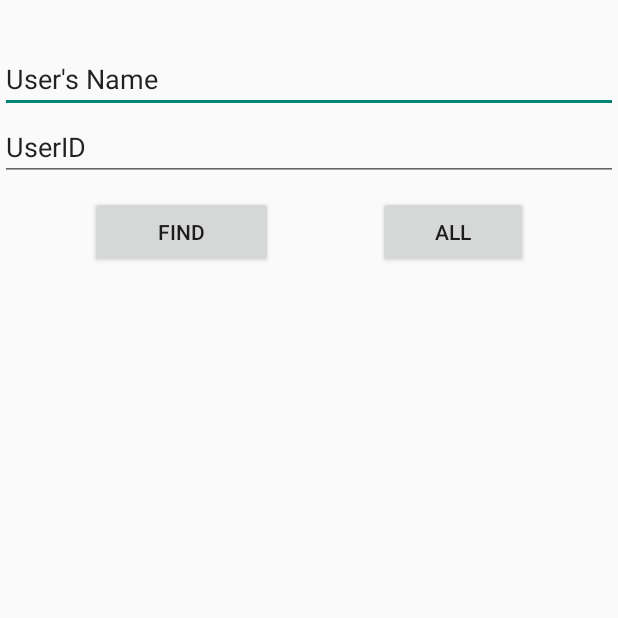
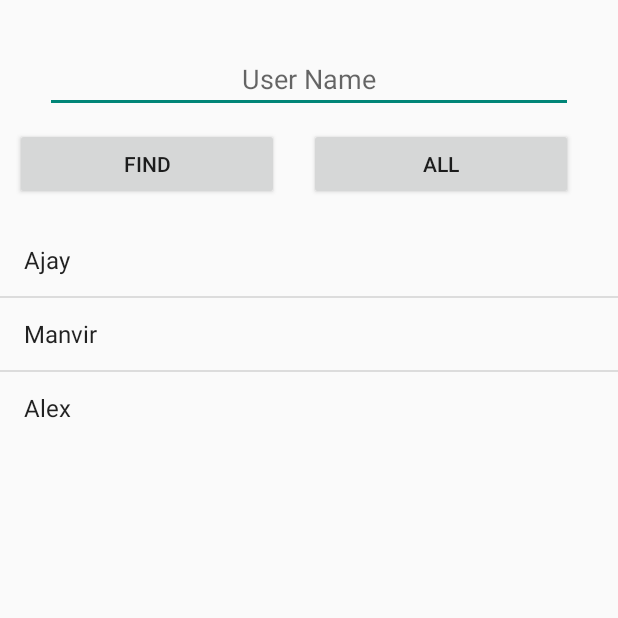
Before and after one commit to A-Steeves/SEG2105-TermProject, an Android app: the fragment AdminFragment2 shown on its own in the app's theme, on a phone screen of 412 x 824 dp, the top half of it. Run offline under Robolectric (Android 15) with nearby library versions, the phone set to English and light mode, and no system bars.

Commit message:
Added simple listview to user page (#3)

```diff
--- a/app/src/main/java/com/example/lab3/AdminFragment2.java
+++ b/app/src/main/java/com/example/lab3/AdminFragment2.java
@@ -4,22 +4,25 @@ import android.os.Bundle;
 import android.view.LayoutInflater;
 import android.view.View;
 import android.view.ViewGroup;
+import android.widget.ArrayAdapter;
+import android.widget.ListView;
 
 import androidx.annotation.Nullable;
 import androidx.fragment.app.Fragment;
 
 public class AdminFragment2 extends Fragment {
-
+ListView listView;
     @Nullable
     @org.jetbrains.annotations.Nullable
     @Override
     public View onCreateView(LayoutInflater inflater, ViewGroup container, Bundle savedInstanceState) {
-        //recyclerView = recyclerView.findViewById(R.id.recycle);
-        //listView = listView.findViewById(R.id.listview);
         View v = inflater.inflate(R.layout.fragment_admin2,container,false);
-        //View v = inflater.inflate(R.layout.list_items,container,false);
+        listView = v.findViewById(R.id.listviewUser);
 
-        //setAdapter();
+        String[] display = {"Ajay", "Manvir", "Alex"};
+        ArrayAdapter<String> listViewAdapter = new ArrayAdapter<String>(getActivity(), android.R.layout.simple_list_item_1,display);
+        listView.setAdapter(listViewAdapter);
+        //listView.setAdapter(adapter);
         return v;
     }
 
--- a/app/src/main/res/layout/fragment_admin2.xml
+++ b/app/src/main/res/layout/fragment_admin2.xml
@@ -1,5 +1,5 @@
 <?xml version="1.0" encoding="utf-8"?>
-<androidx.appcompat.widget.LinearLayoutCompat xmlns:android="http://schemas.android.com/apk/res/android"
+<RelativeLayout xmlns:android="http://schemas.android.com/apk/res/android"
     xmlns:tools="http://schemas.android.com/tools"
     android:layout_width="match_parent"
     android:orientation="vertical"
@@ -12,46 +12,46 @@
         android:orientation="vertical">
 
         <EditText
-            android:id="@+id/editTextTextPersonName"
-            android:layout_marginTop="30dp"
+            android:id="@+id/UserName"
             android:layout_width="match_parent"
             android:layout_height="wrap_content"
-            android:ems="10"
-            android:inputType="textPersonName"
-            android:text="User's Name" />
-
-        <EditText
-            android:id="@+id/editTextTextPersonName2"
-            android:layout_width="match_parent"
-            android:layout_height="wrap_content"
-            android:ems="10"
-            android:inputType="textPersonName"
-            android:text="UserID" />
+            android:layout_marginLeft="30dp"
+            android:layout_marginTop="30dp"
+            android:layout_marginRight="30dp"
+            android:gravity="center"
+            android:hint="User Name" />
 
         <LinearLayout
             android:layout_width="match_parent"
-            android:layout_height="match_parent"
+            android:layout_height="74dp"
             android:orientation="horizontal">
 
             <Button
-                android:id="@+id/Find"
-                android:layout_width="10dp"
+                android:id="@+id/FindUser"
+                android:layout_width="wrap_content"
                 android:layout_height="wrap_content"
-                android:layout_marginLeft="60dp"
+                android:layout_marginLeft="10dp"
                 android:layout_marginTop="10dp"
-                android:layout_marginRight="50dp"
+                android:layout_marginRight="10dp"
                 android:layout_weight="1"
                 android:text="FIND" />
 
             <Button
-                android:id="@+id/GetALL"
-                android:layout_width="100dp"
+                android:id="@+id/AllUser"
+                android:layout_width="wrap_content"
                 android:layout_height="wrap_content"
+                android:layout_marginLeft="10dp"
                 android:layout_marginTop="10dp"
-                android:layout_marginLeft="20dp"
-                android:layout_marginRight="60dp"
+                android:layout_marginRight="30dp"
+                android:layout_weight="1"
                 android:text="ALL" />
+
         </LinearLayout>
 
+        <ListView
+            android:layout_width="match_parent"
+            android:layout_height="wrap_content"
+            android:id="@+id/listviewUser" />
+
     </LinearLayout>
-</androidx.appcompat.widget.LinearLayoutCompat>
+</RelativeLayout>
```
